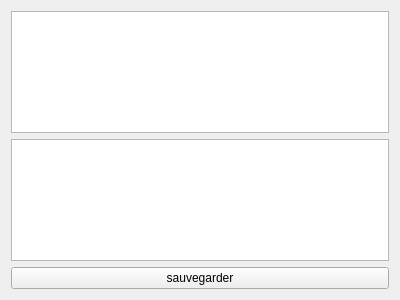
First picture: the form in MariaDB/widget.ui, repository enaarmen/VoiceWatcherYves, before the edit.
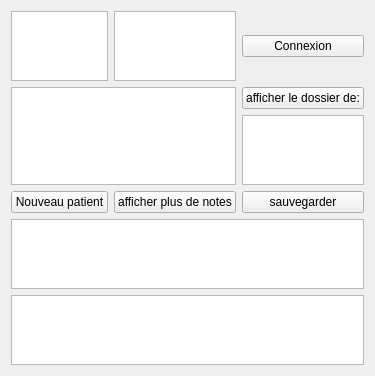
Second picture: the form after the edit.

Commit message: review de l'interface utilisateur, et de la baser de données.

Patch:
```diff
--- a/MariaDB/widget.ui
+++ b/MariaDB/widget.ui
@@ -6,27 +6,67 @@
    <rect>
     <x>0</x>
     <y>0</y>
-    <width>400</width>
-    <height>300</height>
+    <width>312</width>
+    <height>241</height>
    </rect>
   </property>
   <property name="windowTitle">
    <string>Widget</string>
   </property>
   <layout class="QGridLayout" name="gridLayout">
-   <item row="1" column="0">
-    <widget class="QTextEdit" name="note"/>
+   <item row="0" column="0">
+    <widget class="QTextEdit" name="email_ortho"/>
+   </item>
+   <item row="0" column="1">
+    <widget class="QTextEdit" name="password_ortho"/>
+   </item>
+   <item row="0" column="2">
+    <widget class="QPushButton" name="connect_ortho">
+     <property name="text">
+      <string>Connexion</string>
+     </property>
+    </widget>
+   </item>
+   <item row="1" column="0" rowspan="2" colspan="2">
+    <widget class="QTextEdit" name="list_patients"/>
+   </item>
+   <item row="1" column="2">
+    <widget class="QPushButton" name="afficher">
+     <property name="text">
+      <string>afficher le dossier de:</string>
+     </property>
+    </widget>
+   </item>
+   <item row="2" column="2">
+    <widget class="QTextEdit" name="dossier_numero"/>
    </item>
    <item row="3" column="0">
+    <widget class="QPushButton" name="nouveau_patient">
+     <property name="text">
+      <string>Nouveau patient</string>
+     </property>
+    </widget>
+   </item>
+   <item row="3" column="1">
+    <widget class="QPushButton" name="afficher_plus">
+     <property name="text">
+      <string>afficher plus de notes</string>
+     </property>
+    </widget>
+   </item>
+   <item row="3" column="2">
     <widget class="QPushButton" name="sauvegarder">
      <property name="text">
       <string>sauvegarder</string>
      </property>
     </widget>
    </item>
-   <item row="0" column="0">
+   <item row="4" column="0" colspan="3">
     <widget class="QTextEdit" name="suivi"/>
    </item>
+   <item row="5" column="0" colspan="3">
+    <widget class="QTextEdit" name="note"/>
+   </item>
   </layout>
  </widget>
  <layoutdefault spacing="6" margin="11"/>
```
The commit also changes 3 other files.
